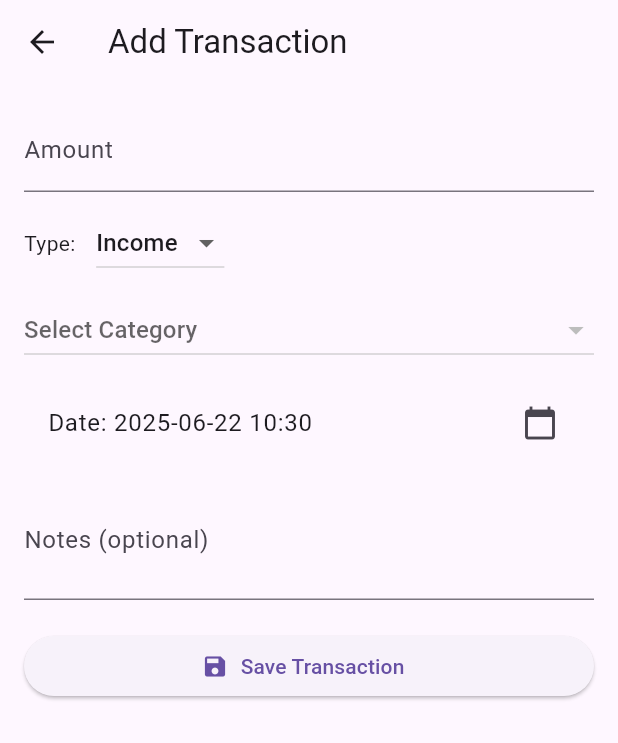
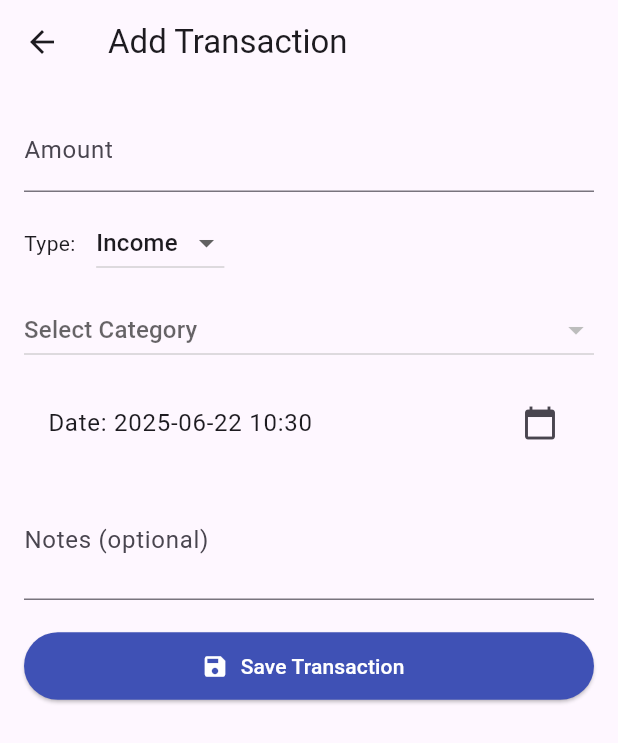
Before and after one commit to vishalvnair124/expensify, a Flutter app: the AddTransactionScreen screen opened directly with empty values, on a phone screen of 412 x 824 dp. Shown: the top 743 px of the screen. Run offline on Flutter 3.47's test engine with Material 3 defaults, Android fonts, the phone set to English and light mode, and no system bars; our stand-ins replace flutter_bloc, hive, hive_flutter, shared_preferences; accounts and stored records are empty.

Commit message:
Small ui improvement

```diff
--- a/lib/screens/add_transaction_screen.dart
+++ b/lib/screens/add_transaction_screen.dart
@@ -224,8 +224,15 @@ class _AddTransactionScreenState extends State<AddTransactionScreen> {
               const SizedBox(height: 20),
               ElevatedButton.icon(
                 onPressed: _saveTransaction,
-                icon: const Icon(Icons.save),
-                label: const Text("Save Transaction"),
+                icon: const Icon(Icons.save, color: Colors.white),
+                label: const Text(
+                  "Save Transaction",
+                  style: TextStyle(color: Colors.white),
+                ),
+                style: ElevatedButton.styleFrom(
+                  minimumSize: const Size.fromHeight(45),
+                  backgroundColor: Colors.indigo,
+                ),
               ),
             ],
           ),
--- a/lib/screens/dashboard_screen.dart
+++ b/lib/screens/dashboard_screen.dart
@@ -35,7 +35,6 @@ class _DashboardScreenState extends State<DashboardScreen> {
   @override
   Widget build(BuildContext context) {
     return Scaffold(
-      appBar: AppBar(title: const Text('Dashboard')),
       body: BlocBuilder<DashboardBloc, DashboardState>(
         builder: (context, st) {
           if (st is DashboardInitial) {
@@ -162,7 +161,7 @@ class _DashboardScreenState extends State<DashboardScreen> {
                       crossAxisAlignment: CrossAxisAlignment.start,
                       children: [
                         const Text(
-                          "Totals by Date",
+                          "Income by Date",
                           style: TextStyle(fontWeight: FontWeight.bold),
                         ),
                         const SizedBox(height: 8),
```
Also changed, not shown: lib/screens/category_screen.dart (+9 -2 lines).
